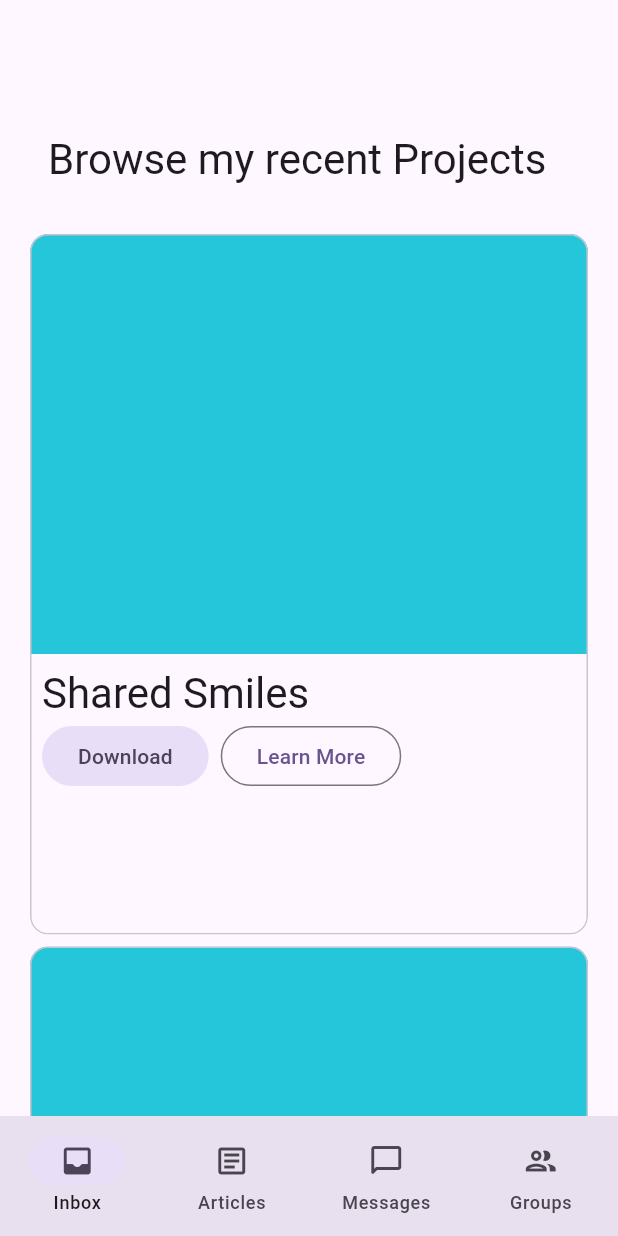
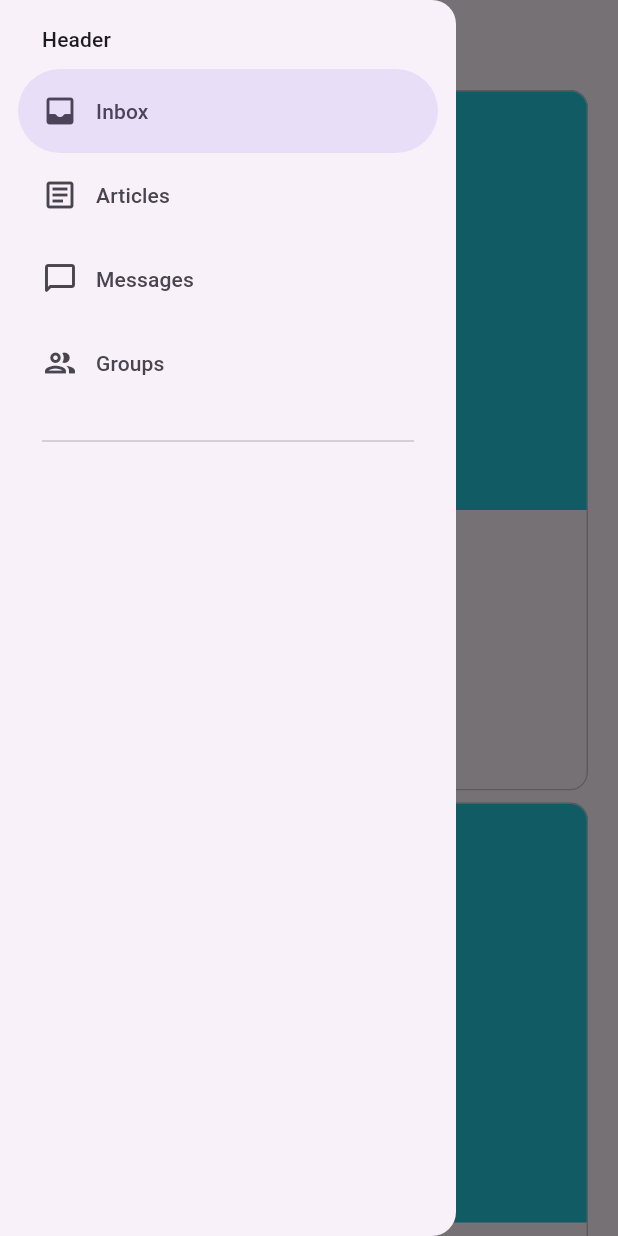
Before and after one commit to fahadjaved882244/portfolio, a Flutter app: the screen it shows after launch, with the side drawer open (before the commit the screen has no drawer), on a phone screen of 412 x 824 dp. Run offline on Flutter 3.47's test engine with Material 3 defaults, Android fonts, the phone set to English and light mode, and no system bars.

Commit message:
responsive with drawer

```diff
--- a/lib/utils/media_query_extension.dart
+++ b/lib/utils/media_query_extension.dart
@@ -29,9 +29,9 @@ extension MediaQueryExtension on BuildContext {
     switch (width) {
       case < 600:
         return width - 16 * 2;
-      case >= 600 && < (905 + 72):
+      case >= 600 && < 905:
         return width - (32 * 2);
-      case >= (905 + 72) && < 1240:
+      case >= 905 && < 1240:
         return 840;
       case >= 1240 && < 1440:
         return width - (200 * 2);
--- /dev/null
+++ b/lib/views/home/components/custom_drawer.dart
@@ -0,0 +1,36 @@
+import 'package:flutter/material.dart';
+import 'package:portfolio/views/home/components/destination.dart';
+
+class CustomDrawer extends StatelessWidget {
+  final int selectedIndex;
+  final ValueChanged<int> onDestinationSelected;
+
+  const CustomDrawer({
+    super.key,
+    required this.selectedIndex,
+    required this.onDestinationSelected,
+  });
+  @override
+  Widget build(BuildContext context) {
+    return NavigationDrawer(
+      selectedIndex: selectedIndex,
+      onDestinationSelected: onDestinationSelected,
+      children: <Widget>[
+        Padding(
+          padding: const EdgeInsets.fromLTRB(28, 16, 16, 10),
+          child: Text('Header', style: Theme.of(context).textTheme.titleSmall),
+        ),
+        ...myDestinations.map((destination) {
+          return NavigationDrawerDestination(
+            label: Text(destination.label),
+            icon: Icon(destination.icon),
+          );
+        }),
+        const Padding(
+          padding: EdgeInsets.fromLTRB(28, 16, 28, 10),
+          child: Divider(),
+        ),
+      ],
+    );
+  }
+}
--- a/lib/views/home/components/custom_nav_bar.dart
+++ b/lib/views/home/components/custom_nav_bar.dart
@@ -22,7 +22,7 @@ class CustomNavBar extends StatelessWidget {
       selectedIndex: selectedIndex,
       onDestinationSelected: onDestinationSelected,
       backgroundColor: backgroundColor,
-      destinations: destinations.map((d) {
+      destinations: myDestinations.map((d) {
         return NavigationDestination(
           icon: Icon(d.icon),
           label: d.label,
--- a/lib/views/home/components/custom_nav_rail.dart
+++ b/lib/views/home/components/custom_nav_rail.dart
@@ -33,7 +33,7 @@ class CustomNavRail extends StatelessWidget {
             selectedIndex: selectedIndex,
             onDestinationSelected: onDestinationSelected,
             extended: context.isDesktop,
-            destinations: destinations.map((d) {
+            destinations: myDestinations.map((d) {
               return NavigationRailDestination(
                 icon: Icon(d.icon),
                 label: Text(d.label),
--- a/lib/views/home/components/destination.dart
+++ b/lib/views/home/components/destination.dart
@@ -6,7 +6,7 @@ class Destination {
   final String label;
 }
 
-const List<Destination> destinations = <Destination>[
+const List<Destination> myDestinations = <Destination>[
   Destination(Icons.inbox_rounded, 'Inbox'),
   Destination(Icons.article_outlined, 'Articles'),
   Destination(Icons.messenger_outline_rounded, 'Messages'),
--- a/lib/views/home/home_view.dart
+++ b/lib/views/home/home_view.dart
@@ -1,8 +1,6 @@
 import 'package:flutter/material.dart';
-import 'package:portfolio/components/animations.dart';
 import 'package:portfolio/utils/media_query_extension.dart';
-import 'package:portfolio/views/home/components/custom_nav_bar.dart';
-import 'package:portfolio/views/home/components/custom_nav_rail.dart';
+import 'package:portfolio/views/home/components/custom_drawer.dart';
 import 'package:portfolio/views/project/projects_view.dart';
 
 class HomeView extends StatefulWidget {
@@ -15,66 +13,22 @@ class HomeView extends StatefulWidget {
 class _HomeViewState extends State<HomeView>
     with SingleTickerProviderStateMixin {
   int selectedIndex = 0;
-  bool wideScreen = false;
+  final GlobalKey<ScaffoldState> scaffoldKey = GlobalKey<ScaffoldState>();
 
-  late final _colorScheme = Theme.of(context).colorScheme;
-  late final backgroundColor = Color.alphaBlend(
-    _colorScheme.primary.withOpacity(0.14),
-    _colorScheme.surface,
-  );
-
-  // Animation controller for animating Navigation Bar and Rail
-  bool controllerInitialized = false;
-
-  late final _controller = AnimationController(
-    duration: const Duration(milliseconds: 1000),
-    reverseDuration: const Duration(milliseconds: 1250),
-    value: 0,
-    vsync: this,
-  );
-  late final barAnimation = BarAnimation(parent: _controller);
-  late final railAnimation = RailAnimation(parent: _controller);
-
-  @override
-  void didChangeDependencies() {
-    super.didChangeDependencies();
-
-    wideScreen = context.showRail;
-
-    //
-    final AnimationStatus status = _controller.status;
-    if (wideScreen) {
-      if (status != AnimationStatus.forward &&
-          status != AnimationStatus.completed) {
-        _controller.forward();
-      }
-    } else {
-      if (status != AnimationStatus.reverse &&
-          status != AnimationStatus.dismissed) {
-        _controller.reverse();
-      }
-    }
-    if (!controllerInitialized) {
-      controllerInitialized = true;
-      _controller.value = wideScreen ? 1 : 0;
-    }
-  }
-
-  @override
-  void dispose() {
-    _controller.dispose();
-    super.dispose();
+  void openDrawer() {
+    scaffoldKey.currentState!.openEndDrawer();
   }
 
   @override
   Widget build(BuildContext context) {
     return Scaffold(
-      body: AnimatedBuilder(
-          animation: _controller,
-          builder: (context, _) {
-            return Stack(
-              children: [
-                Row(
+      key: scaffoldKey,
+      appBar: AppBar(),
+      drawer: CustomDrawer(
+        selectedIndex: selectedIndex,
+        onDestinationSelected: onDestinationSelected,
+      ),
+      body: Row(
         mainAxisAlignment: MainAxisAlignment.center,
         children: [
           SizedBox(width: context.margin),
@@ -84,24 +38,6 @@ class _HomeViewState extends State<HomeView>
           ),
           SizedBox(width: context.margin),
         ],
-                ),
-                if (wideScreen)
-                  CustomNavRail(
-                    backgroundColor: backgroundColor,
-                    selectedIndex: selectedIndex,
-                    onDestinationSelected: onDestinationSelected,
-                    railAnimation: railAnimation,
-                  ),
-              ],
-            );
-          }),
-      bottomNavigationBar: wideScreen
-          ? null
-          : CustomNavBar(
-              backgroundColor: backgroundColor,
-              selectedIndex: selectedIndex,
-              onDestinationSelected: onDestinationSelected,
-              barAnimation: barAnimation,
       ),
     );
   }
--- a/lib/views/project/projects_view.dart
+++ b/lib/views/project/projects_view.dart
@@ -1,5 +1,4 @@
 import 'package:flutter/material.dart';
-import 'package:portfolio/components/outline_container.dart';
 
 class Project {
   final String name;
@@ -38,9 +37,6 @@ class ProjectsView extends StatelessWidget {
   Widget build(BuildContext context) {
     return CustomScrollView(
       slivers: [
-        const SliverAppBar.large(
-          title: Text("Browse my recent Projects"),
-        ),
         SliverGrid.builder(
           itemCount: myProjects.length,
           gridDelegate: const SliverGridDelegateWithMaxCrossAxisExtent(
```
Lines whose indentation alone changed are shown as unchanged.
